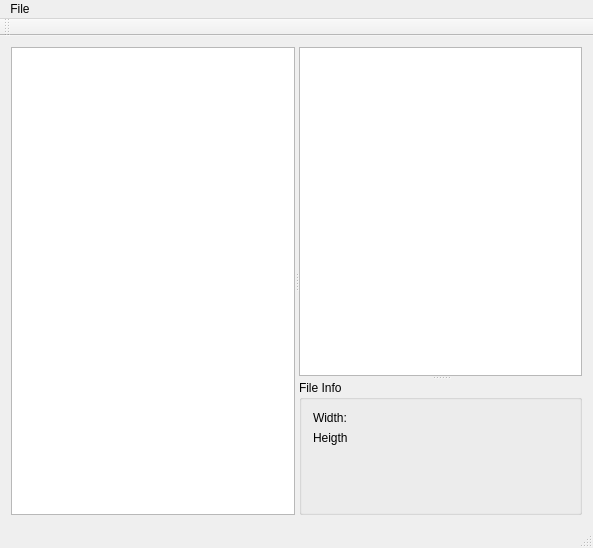
This is tools/NinePatchEditor/EditorWindow.ui in ObKo/OpenSR as Qt 5 draws it before an edit. The edited form follows.
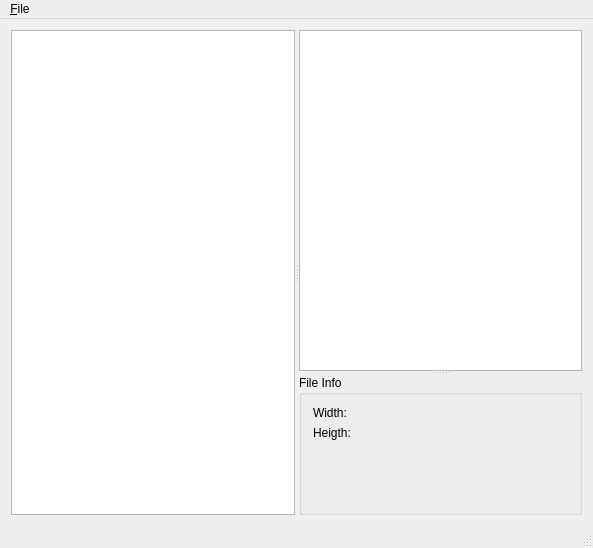
This is the edited form. Custom widgets are drawn as their Qt base class.

Commit message:
Tools: Small improvements in forms.
Added Quit-actions, separators, hotkeys, accelerators.
Added ellipses to "Browse" buttons identify dialogs.
Fixed missed colon.

Diff of the .ui file:
```diff
--- a/tools/NinePatchEditor/EditorWindow.ui
+++ b/tools/NinePatchEditor/EditorWindow.ui
@@ -59,7 +59,7 @@
          <item row="1" column="0">
           <widget class="QLabel" name="heightCaption">
            <property name="text">
-            <string>Heigth</string>
+            <string>Heigth:</string>
            </property>
           </widget>
          </item>
@@ -88,7 +88,7 @@
    </property>
    <widget class="QMenu" name="menuFile">
     <property name="title">
-     <string>File</string>
+     <string>&amp;File</string>
     </property>
     <addaction name="actionOpen"/>
     <addaction name="separator"/>
@@ -98,14 +98,6 @@
    </widget>
    <addaction name="menuFile"/>
   </widget>
-  <widget class="QToolBar" name="mainToolBar">
-   <attribute name="toolBarArea">
-    <enum>TopToolBarArea</enum>
-   </attribute>
-   <attribute name="toolBarBreak">
-    <bool>false</bool>
-   </attribute>
-  </widget>
   <widget class="QStatusBar" name="statusBar"/>
   <action name="actionOpen">
    <property name="text">
```
Left out of the diff: 33 changed lines with no effect on the pictures. The commit also changes 2 other files.
